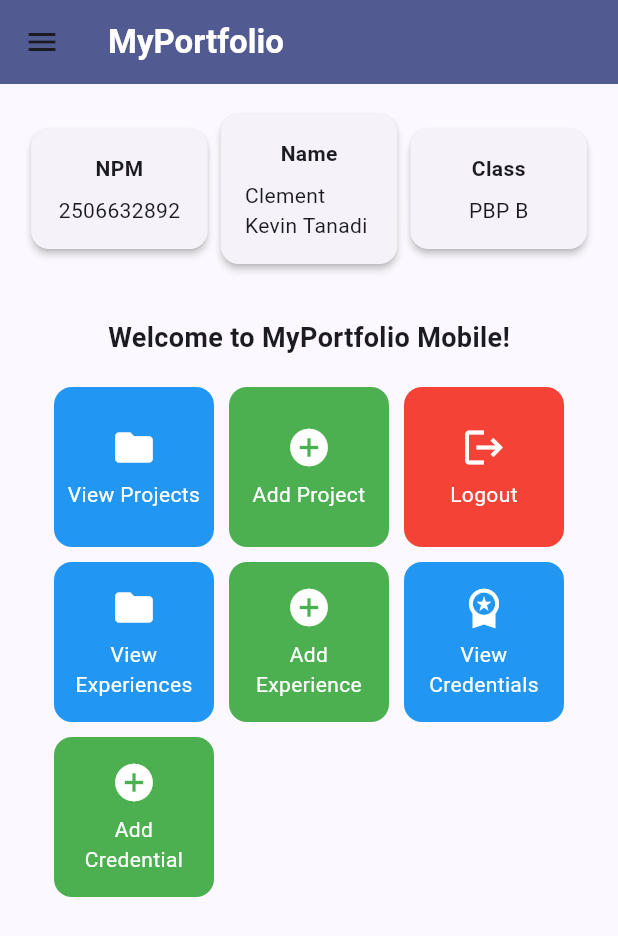
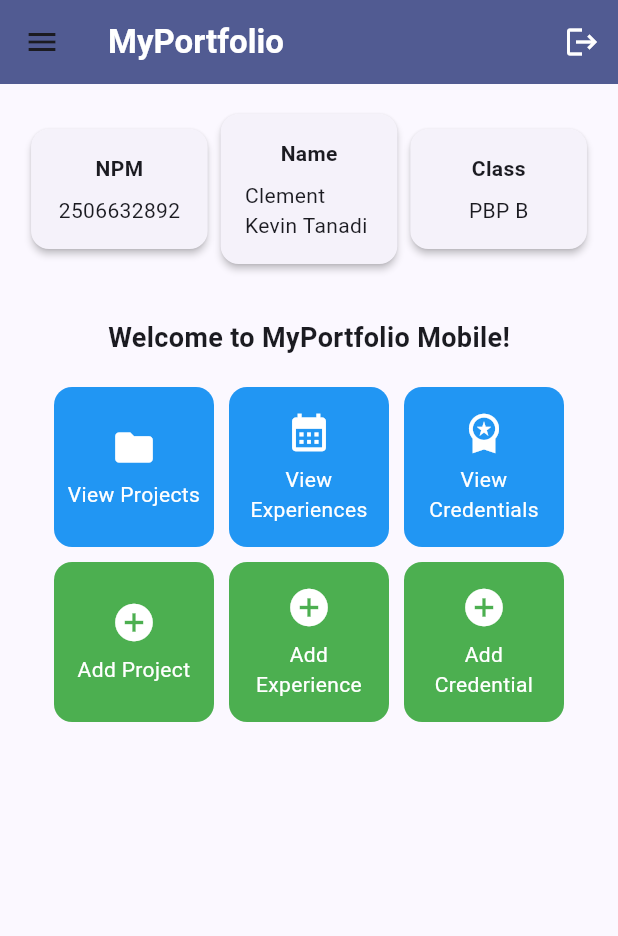
Before and after one commit to Wuskevo/myportofolio_mobile, a Flutter app: the screen it shows after launch, on a phone screen of 412 x 824 dp. Shown: the top 936 px of the screen. Run offline on Flutter 3.47's test engine with Material 3 defaults, Android fonts, the phone set to English and light mode, and no system bars; our stand-ins replace material_ui; generated files the repository leaves out were written again.

Commit message:
chore: moved logout button on homepage to top right and reordered the ItemHomePage to look slightly better visually

```diff
--- a/lib/screens/home_page_screen.dart
+++ b/lib/screens/home_page_screen.dart
@@ -1,6 +1,8 @@
 import 'package:material_ui/material_ui.dart';
+import 'package:myportofolio_mobile/services/auth_state.dart';
 import 'package:myportofolio_mobile/widgets/left_drawer.dart';
 import 'package:myportofolio_mobile/widgets/item_card.dart';
+import 'package:provider/provider.dart';
 
 class ItemHomepage {
   final String name;
@@ -19,11 +21,12 @@ class MyHomePage extends StatelessWidget {
 
   final List<ItemHomepage> items = [
     ItemHomepage("View Projects", Icons.folder, Colors.blue),
+    ItemHomepage("View Experiences", Icons.calendar_month, Colors.blue),
+    ItemHomepage("View Credentials", Icons.workspace_premium, Colors.blue),
     ItemHomepage("Add Project", Icons.add_circle, Colors.green),
-    ItemHomepage("Logout", Icons.logout, Colors.red),
-    ItemHomepage("View Experiences", Icons.folder, Colors.blue),
+
     ItemHomepage("Add Experience", Icons.add_circle, Colors.green),
-    ItemHomepage("View Credentials", Icons.workspace_premium, Colors.blue),
+
     ItemHomepage("Add Credential", Icons.add_circle, Colors.green),
   ];
 
@@ -36,6 +39,30 @@ class MyHomePage extends StatelessWidget {
           style: TextStyle(color: Colors.white, fontWeight: FontWeight.bold),
         ),
         backgroundColor: Theme.of(context).colorScheme.primary,
+        actions: [
+          IconButton(
+            tooltip: 'Logout',
+            color: Colors.white,
+            icon: const Icon(Icons.logout),
+            onPressed: () async {
+              final auth = context.read<AuthState>();
+              final messenger = ScaffoldMessenger.of(context);
+              if (!auth.isLoggedIn) {
+                messenger
+                  ..hideCurrentSnackBar()
+                  ..showSnackBar(
+                    const SnackBar(content: Text('You are not logged in.')),
+                  );
+                return;
+              }
+              await auth.logout();
+              if (!context.mounted) return;
+              messenger
+                ..hideCurrentSnackBar()
+                ..showSnackBar(const SnackBar(content: Text('Logged out')));
+            },
+          ),
+        ],
       ),
       drawer: const LeftDrawer(), // drawer
       body: Padding(
--- a/lib/widgets/item_card.dart
+++ b/lib/widgets/item_card.dart
@@ -6,8 +6,6 @@ import 'package:myportofolio_mobile/screens/experience_form_screen.dart';
 import 'package:myportofolio_mobile/screens/project_form_screen.dart';
 import 'package:myportofolio_mobile/screens/home_page_screen.dart';
 import 'package:myportofolio_mobile/widgets/auth_guard.dart';
-import 'package:myportofolio_mobile/services/auth_state.dart';
-import 'package:provider/provider.dart';
 import 'package:myportofolio_mobile/screens/project_list_screen.dart';
 
 class ItemCard extends StatelessWidget {
@@ -63,21 +61,6 @@ class ItemCard extends StatelessWidget {
                 context,
                 MaterialPageRoute(builder: (_) => const CredentialFormPage()),
               );
-            case ('Logout'):
-              final auth = context.read<AuthState>();
-              final messenger = ScaffoldMessenger.of(context);
-              if (!auth.isLoggedIn) {
-                messenger
-                  ..hideCurrentSnackBar()
-                  ..showSnackBar(
-                    const SnackBar(content: Text('You are not logged in.')),
-                  );
-                return;
-              }
-              await auth.logout();
-              messenger
-                ..hideCurrentSnackBar()
-                ..showSnackBar(const SnackBar(content: Text('Logged out')));
           }
         },
         child: Container(
```
Also changed, not shown: 1 other file.
